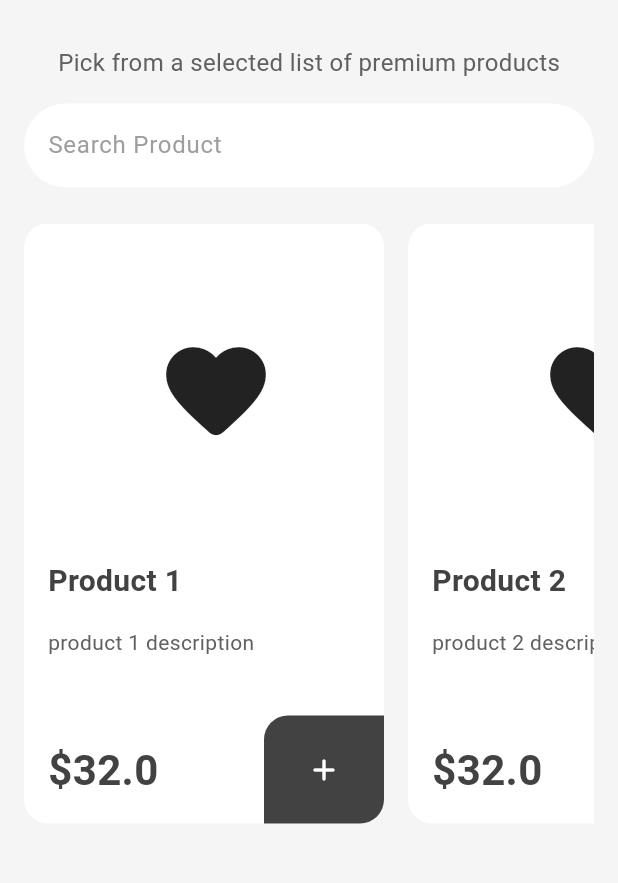
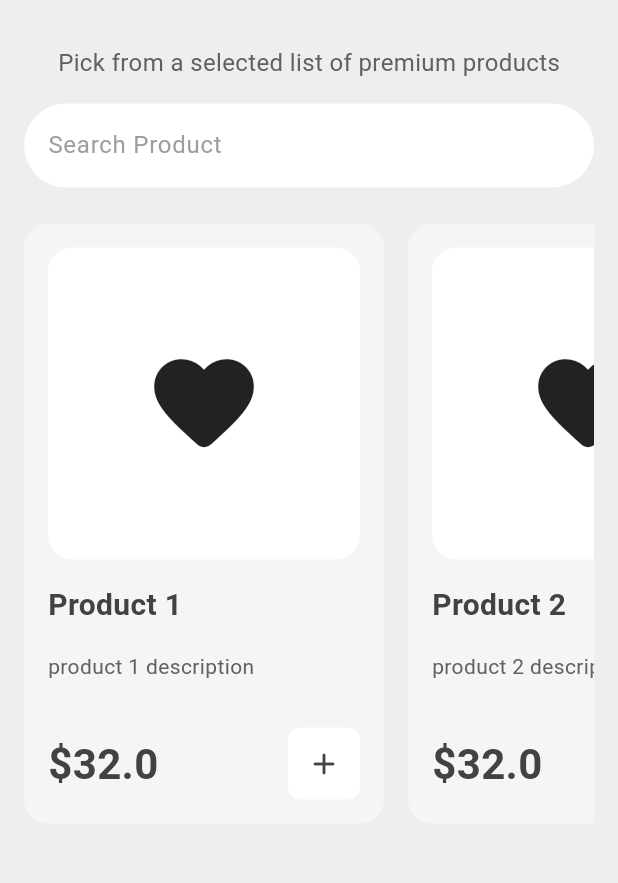
Before and after one commit to wumionwheels/e_commerce_2, a Flutter app: the ShopPage screen opened by its route, on a phone screen of 412 x 824 dp, the part 63-946 px from its top. Run offline on Flutter 3.47's test engine with Material 3 defaults, Android fonts, the phone set to English and light mode, and no system bars.

Commit message:
fixes and improvements

```diff
--- a/lib/components/my_button.dart
+++ b/lib/components/my_button.dart
@@ -6,6 +6,8 @@ class MyButton extends StatelessWidget {
   Color? color;
   Widget? child;
   BorderRadiusGeometry? borderRadius;
+  EdgeInsetsGeometry? padding;
+  double? width;
 
   MyButton({
     super.key,
@@ -13,6 +15,8 @@ class MyButton extends StatelessWidget {
     required this.color,
     required this.child,
     required this.borderRadius,
+    required this.padding,
+    required this.width,
   });
 
   @override
@@ -20,8 +24,8 @@ class MyButton extends StatelessWidget {
     return GestureDetector(
       onTap: onTap,
       child: Container(
-        width: 80,
-        padding: const EdgeInsets.all(24),
+        width: width,
+        padding: padding,
         decoration: BoxDecoration(
           color: color,
           borderRadius: borderRadius,
--- a/lib/components/my_product_tile.dart
+++ b/lib/components/my_product_tile.dart
@@ -6,10 +6,7 @@ import 'package:provider/provider.dart';
 
 class MyProductTile extends StatelessWidget {
   final Product product;
-  const MyProductTile({
-    super.key,
-    required this.product
-  });
+  const MyProductTile({super.key, required this.product});
 
   // add to cart
   void addToCart(BuildContext context) {
@@ -35,12 +32,8 @@ class MyProductTile extends StatelessWidget {
                   ),
                   elevation: 0,
                   padding: const EdgeInsets.only(
-              left: 40,
-              right: 40,
-              top: 24,
-              bottom: 24
-            ),
-            color: Colors.grey.shade200,
+                      left: 32, right: 32, top: 24, bottom: 24),
+                  color: Theme.of(context).colorScheme.surface,
                   textColor: Theme.of(context).colorScheme.secondary,
                   onPressed: () => Navigator.pop(context),
                   child: const Text('Cancel'),
@@ -52,11 +45,7 @@ class MyProductTile extends StatelessWidget {
                     ),
                     elevation: 0,
                     padding: const EdgeInsets.only(
-              left: 64,
-              right: 64,
-              top: 24,
-              bottom: 24
-            ),
+                        left: 56, right: 56, top: 24, bottom: 24),
                     color: Theme.of(context).colorScheme.primary,
                     textColor: Theme.of(context).colorScheme.onPrimary,
                     onPressed: () {
@@ -73,14 +62,14 @@ class MyProductTile extends StatelessWidget {
                         ),
                       );
                     },
-          child: Text('Add',)
+                    child: const Text(
+                      'Add',
+                    )
                     // add button
 
                     ),
               ],
-      )
-    );
-
+            ));
   }
 
   @override
@@ -88,16 +77,16 @@ class MyProductTile extends StatelessWidget {
     return Container(
       width: 240,
       padding: const EdgeInsets.only(
-        top: 0,
-        bottom: 0,
+        top: 16,
+        bottom: 16,
         left: 16,
-        right: 0,
+        right: 16,
       ),
       margin: const EdgeInsets.only(
         right: 16,
       ),
       decoration: BoxDecoration(
-        color: Colors.white,
+        color: Theme.of(context).colorScheme.onSecondary,
         borderRadius: BorderRadius.circular(16),
       ),
       child: Column(
@@ -124,7 +113,9 @@ class MyProductTile extends StatelessWidget {
                   ),
                 ),
               ),
-
+              const SizedBox(
+                height: 16,
+              ),
               // product name
               Text(
                 product.name,
@@ -160,15 +151,14 @@ class MyProductTile extends StatelessWidget {
                 ),
               ),
               MyButton(
-                  borderRadius: const BorderRadius.only(
-                    topLeft: Radius.circular(16),
-                    bottomRight: Radius.circular(16),
-                  ),
+                  width: 48,
+                  padding: const EdgeInsets.all(12),
+                  borderRadius: const BorderRadius.all(Radius.circular(8)),
                   onTap: () => addToCart(context),
-                  color: Theme.of(context).colorScheme.primary,
+                  color: Theme.of(context).colorScheme.onPrimary,
                   child: Icon(
                     Icons.add_rounded,
-                    color: Theme.of(context).colorScheme.onPrimary,
+                    color: Theme.of(context).colorScheme.primary,
                   ))
             ],
           ),
--- a/lib/pages/intro_page.dart
+++ b/lib/pages/intro_page.dart
@@ -58,14 +58,16 @@ class _IntroPageState extends State<IntroPage> {
 
                   // button
                   MyButton(
+                    width: 112,
+                    padding: const EdgeInsets.all(24),
                     borderRadius: BorderRadius.circular(16),
                     onTap: () =>
                       Navigator.pushNamed(context, '/shop_page'),
-                    color: Theme.of(context).colorScheme.primary,
+                    color: Theme.of(context).colorScheme.onPrimary,
                     child: Icon(
                       Icons.arrow_forward_rounded,
                       size: 24,
-                      color: Theme.of(context).colorScheme.onPrimary,
+                      color: Theme.of(context).colorScheme.primary,
                     )
                   )
                 ]
--- a/lib/themes/light_mode.dart
+++ b/lib/themes/light_mode.dart
@@ -9,7 +9,7 @@ ThemeData lightMode = ThemeData(
     onSecondary: Colors.grey.shade100,
     error: Colors.red.shade600,
     onError: Colors.red.shade100,
-    surface: Colors.grey.shade100,
+    surface: Colors.grey.shade200,
     onSurface: Colors.grey.shade500,
   )
 );
```
Also changed, not shown: lib/pages/cart_page.dart (+61 -8 lines). Lines whose indentation alone changed are shown as unchanged.
